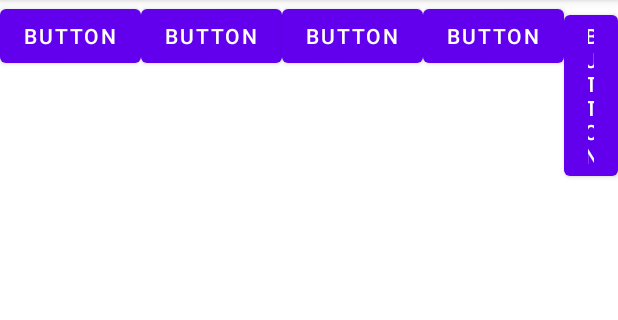
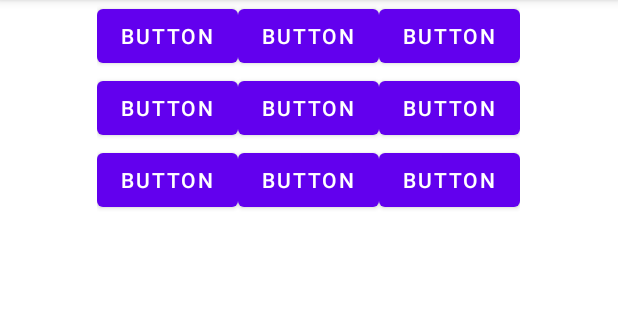
Before and after one commit to thefluffyoshi/TicTacToe_v2, an Android app: the MainActivity2 screen opened directly, with no data from a screen before it, on a phone screen of 412 x 824 dp, the part 84-404 px from its top. Run offline under Robolectric (Android 15) with nearby library versions, the phone set to English and light mode, and no system bars.

Commit message:
fixed buttons to be 3x3

```diff
--- a/app/src/main/java/com/example/tictactoev1/MainActivity2.java
+++ b/app/src/main/java/com/example/tictactoev1/MainActivity2.java
@@ -12,3 +12,5 @@ public class MainActivity2 extends AppCompatActivity {
         setContentView(R.layout.activity_main2);
     }
 }
+
+//three horizontal buttons
--- a/app/src/main/res/layout/activity_main2.xml
+++ b/app/src/main/res/layout/activity_main2.xml
@@ -4,13 +4,28 @@
     xmlns:tools="http://schemas.android.com/tools"
     android:layout_width="match_parent"
     android:layout_height="match_parent"
+    android:orientation="vertical"
     tools:context=".MainActivity2">
 
 
     <LinearLayout
         android:layout_width="wrap_content"
         android:layout_height="wrap_content"
+        android:layout_gravity="center"
         android:orientation="horizontal">
+
+        <Button
+            android:id="@+id/button4"
+            android:layout_width="wrap_content"
+            android:layout_height="wrap_content"
+            android:text="Button" />
+
+        <Button
+            android:id="@+id/button2"
+            android:layout_width="wrap_content"
+            android:layout_height="wrap_content"
+            android:text="Button" />
+
         <Button
             android:id="@+id/button8"
             android:layout_width="wrap_content"
@@ -21,18 +36,12 @@
 
     <LinearLayout
         android:layout_width="wrap_content"
-        android:layout_height="match_parent"
+        android:layout_height="wrap_content"
+        android:layout_gravity="center"
         android:orientation="horizontal">
 
         <Button
-            android:id="@+id/button"
-            android:layout_width="wrap_content"
-            android:layout_height="wrap_content"
-            android:text="Button" />
-    </LinearLayout>
-
-    <Button
-        android:id="@+id/button2"
+            android:id="@+id/button5"
             android:layout_width="wrap_content"
             android:layout_height="wrap_content"
             android:text="Button" />
@@ -44,19 +53,20 @@
             android:text="Button" />
 
         <Button
-        android:id="@+id/button4"
+            android:id="@+id/button"
             android:layout_width="wrap_content"
             android:layout_height="wrap_content"
             android:text="Button" />
+    </LinearLayout>
+
+    <LinearLayout
+        android:layout_width="wrap_content"
+        android:layout_height="wrap_content"
+        android:layout_gravity="center"
+        android:orientation="horizontal">
 
         <Button
-        android:id="@+id/button5"
-        android:layout_width="wrap_content"
-        android:layout_height="wrap_content"
-        android:text="Button" />
-
-    <Button
-        android:id="@+id/button6"
+            android:id="@+id/button9"
             android:layout_width="wrap_content"
             android:layout_height="wrap_content"
             android:text="Button" />
@@ -68,8 +78,10 @@
             android:text="Button" />
 
         <Button
-        android:id="@+id/button9"
+            android:id="@+id/button6"
             android:layout_width="wrap_content"
             android:layout_height="wrap_content"
             android:text="Button" />
     </LinearLayout>
+
+</LinearLayout>
```
Also changed, not shown: app/src/main/java/com/example/tictactoev1/MainActivity.java (+0 -33 lines). Lines whose indentation alone changed are shown as unchanged.
